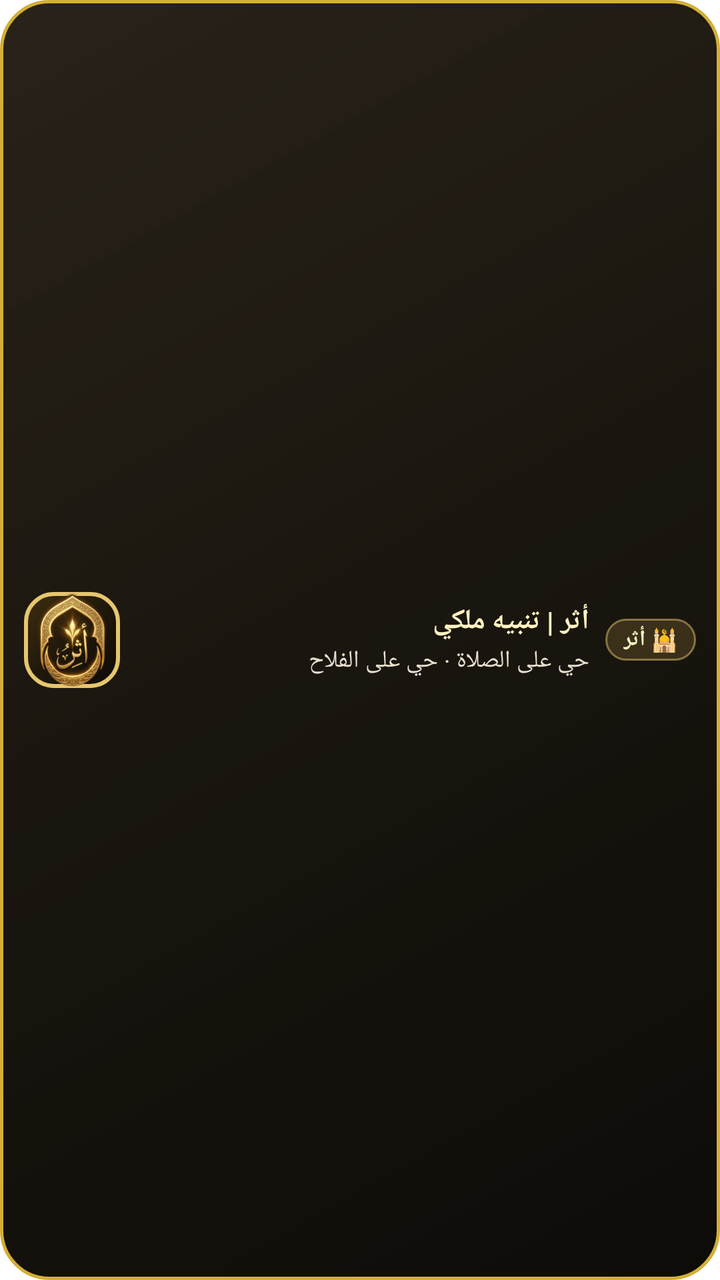
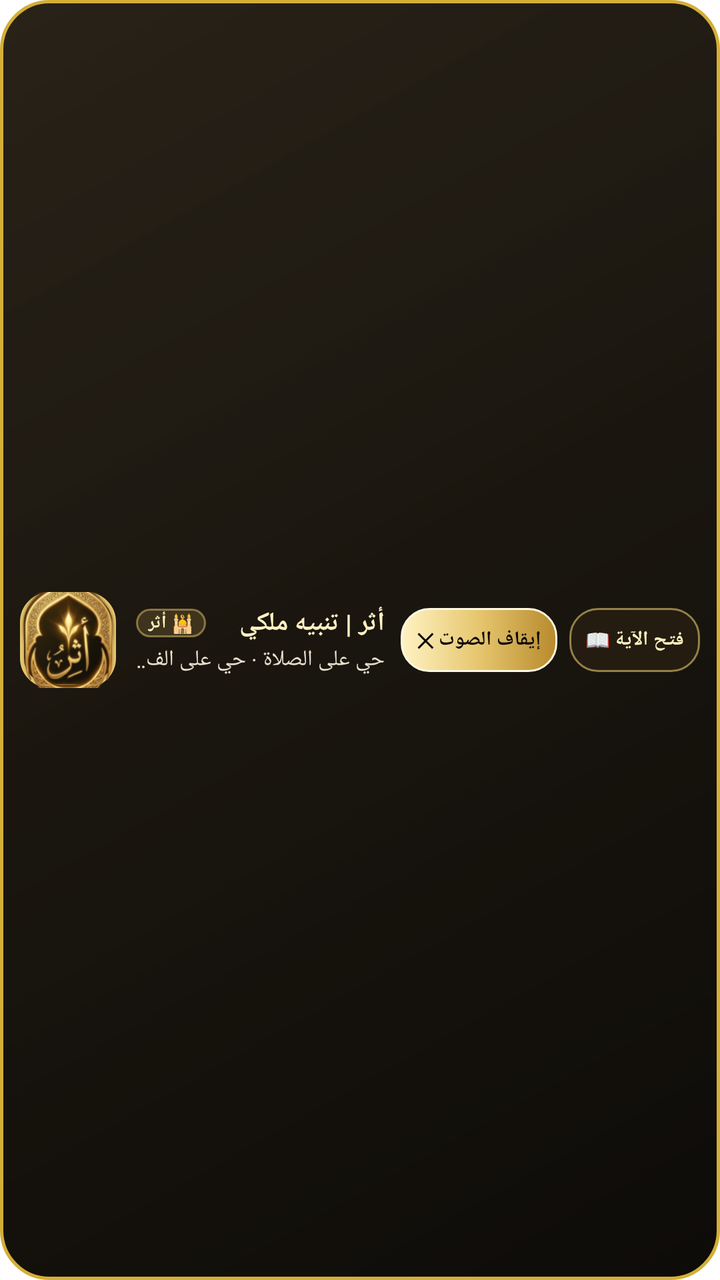

The first picture is an Android layout as it rendered before a commit; the second is the same layout after the commit. The layout source and the unified diff follow.
<!-- AndroidManifest.xml: fallback theme Theme.MaterialComponents.DayNight.NoActionBar -->
<!-- res/layout/notification_royal_collapsed.xml -->
<?xml version="1.0" encoding="utf-8"?>
<LinearLayout xmlns:android="http://schemas.android.com/apk/res/android"
    android:id="@+id/layoutRoyalNotifCollapsed"
    android:layout_width="match_parent"
    android:layout_height="72dp"
    android:background="@drawable/royal_overlay_card_bg"
    android:gravity="center_vertical"
    android:orientation="horizontal"
    android:paddingStart="12dp"
    android:paddingEnd="12dp"
    android:paddingTop="6dp"
    android:paddingBottom="6dp">

    
    <FrameLayout
        android:layout_width="48dp"
        android:layout_height="48dp"
        android:layout_gravity="center_vertical"
        android:background="@drawable/royal_logo_frame_bg"
        android:padding="0dp">

        <ImageView
            android:id="@+id/ivNotifLogo"
            android:layout_width="match_parent"
            android:layout_height="match_parent"
            android:contentDescription="شعار أثر الملكي"
            android:scaleType="fitCenter"
            android:src="@drawable/icon_logo" />
    </FrameLayout>

    
    <LinearLayout
        android:layout_width="0dp"
        android:layout_height="wrap_content"
        android:layout_marginStart="12dp"
        android:layout_marginEnd="8dp"
        android:layout_weight="1"
        android:orientation="vertical">

        <TextView
            android:id="@+id/tvNotifTitle"
            android:layout_width="match_parent"
            android:layout_height="wrap_content"
            android:ellipsize="end"
            android:maxLines="1"
            android:text="أثر | تنبيه ملكي"
            android:textColor="#FFF2C2"
            android:textSize="14sp"
            android:textStyle="bold" />

        <TextView
            android:id="@+id/tvNotifBody"
            android:layout_width="match_parent"
            android:layout_height="wrap_content"
            android:layout_marginTop="2dp"
            android:ellipsize="end"
            android:maxLines="1"
            android:text="حي على الصلاة · حي على الفلاح"
            android:textColor="#E8E0CE"
            android:textSize="12sp" />
    </LinearLayout>

    
    <TextView
        android:id="@+id/tvNotifBadge"
        android:layout_width="wrap_content"
        android:layout_height="wrap_content"
        android:layout_gravity="center_vertical"
        android:background="@drawable/royal_badge_bg"
        android:paddingHorizontal="9dp"
        android:paddingVertical="3dp"
        android:text="🕌 أثر"
        android:textColor="#FFF2C2"
        android:textSize="11sp"
        android:textStyle="bold" />

</LinearLayout>
<!-- resources referenced by this layout -->
<resources>
  <!-- drawable icon_logo: png bitmap (drawable, 35975 bytes) -->
  <!-- drawable royal_badge_bg (drawable) -->
  <?xml version="1.0" encoding="utf-8"?>
  <shape xmlns:android="http://schemas.android.com/apk/res/android"
      android:shape="rectangle">
      <solid android:color="#33C8A24A" />
      <corners android:radius="10dp" />
      <stroke
          android:width="1dp"
          android:color="#80E6C66E" />
  </shape>
  <!-- drawable royal_logo_frame_bg (drawable) -->
  <?xml version="1.0" encoding="utf-8"?>
  <shape xmlns:android="http://schemas.android.com/apk/res/android"
      android:shape="rectangle">
      <gradient
          android:angle="315"
          android:startColor="#3E2E10"
          android:centerColor="#1F180B"
          android:endColor="#0D0B07"
          android:type="linear" />
      <corners android:radius="14dp" />
      <stroke
          android:width="2dp"
          android:color="#E6C66E" />
  </shape>
  <!-- drawable royal_overlay_card_bg (drawable) -->
  <?xml version="1.0" encoding="utf-8"?>
  <shape xmlns:android="http://schemas.android.com/apk/res/android"
      android:shape="rectangle">
      <gradient
          android:angle="315"
          android:startColor="#F41F180E"
          android:centerColor="#F8130F08"
          android:endColor="#FA090704"
          android:type="linear" />
      <corners android:radius="24dp" />
      <stroke
          android:width="1.8dp"
          android:color="#D4AF37" />
  </shape>
</resources>

<!-- the commit's change to res/layout/notification_royal_collapsed.xml (unified diff, before → after) -->
@@ -6,8 +6,8 @@
     android:background="@drawable/royal_overlay_card_bg"
     android:gravity="center_vertical"
     android:orientation="horizontal"
-    android:paddingStart="12dp"
-    android:paddingEnd="12dp"
+    android:paddingStart="10dp"
+    android:paddingEnd="10dp"
     android:paddingTop="6dp"
     android:paddingBottom="6dp">
 
@@ -23,8 +23,9 @@
             android:id="@+id/ivNotifLogo"
             android:layout_width="match_parent"
             android:layout_height="match_parent"
+            android:padding="0dp"
             android:contentDescription="شعار أثر الملكي"
-            android:scaleType="fitCenter"
+            android:scaleType="centerCrop"
             android:src="@drawable/icon_logo" />
     </FrameLayout>
 
@@ -32,22 +33,46 @@
     <LinearLayout
         android:layout_width="0dp"
         android:layout_height="wrap_content"
-        android:layout_marginStart="12dp"
+        android:layout_marginStart="10dp"
         android:layout_marginEnd="8dp"
         android:layout_weight="1"
+        android:gravity="center_vertical"
         android:orientation="vertical">
 
-        <TextView
-            android:id="@+id/tvNotifTitle"
+        
+        <LinearLayout
             android:layout_width="match_parent"
             android:layout_height="wrap_content"
-            android:ellipsize="end"
-            android:maxLines="1"
-            android:text="أثر | تنبيه ملكي"
-            android:textColor="#FFF2C2"
-            android:textSize="14sp"
-            android:textStyle="bold" />
+            android:gravity="center_vertical"
+            android:orientation="horizontal">
 
+            <TextView
+                android:id="@+id/tvNotifBadge"
+                android:layout_width="wrap_content"
+                android:layout_height="wrap_content"
+                android:layout_marginEnd="6dp"
+                android:background="@drawable/royal_badge_bg"
+                android:paddingHorizontal="6dp"
+                android:paddingVertical="1dp"
+                android:text="🕌 أثر"
+                android:textColor="#FFF2C2"
+                android:textSize="9sp"
+                android:textStyle="bold" />
+
+            <TextView
+                android:id="@+id/tvNotifTitle"
+                android:layout_width="0dp"
+                android:layout_height="wrap_content"
+                android:layout_weight="1"
+                android:ellipsize="end"
+                android:maxLines="1"
+                android:text="أثر | تنبيه ملكي"
+                android:textColor="#FFF2C2"
+                android:textSize="13sp"
+                android:textStyle="bold" />
+        </LinearLayout>
+
+        
         <TextView
             android:id="@+id/tvNotifBody"
             android:layout_width="match_parent"
@@ -57,21 +82,43 @@
             android:maxLines="1"
             android:text="حي على الصلاة · حي على الفلاح"
             android:textColor="#E8E0CE"
-            android:textSize="12sp" />
+            android:textSize="11sp" />
     </LinearLayout>
 
     
-    <TextView
-        android:id="@+id/tvNotifBadge"
+    <LinearLayout
         android:layout_width="wrap_content"
         android:layout_height="wrap_content"
         android:layout_gravity="center_vertical"
-        android:background="@drawable/royal_badge_bg"
-        android:paddingHorizontal="9dp"
-        android:paddingVertical="3dp"
-        android:text="🕌 أثر"
-        android:textColor="#FFF2C2"
-        android:textSize="11sp"
-        android:textStyle="bold" />
+        android:gravity="center_vertical"
+        android:orientation="horizontal">
+
+        
+        <TextView
+            android:id="@+id/btn_action_primary"
+            android:layout_width="wrap_content"
+            android:layout_height="32dp"
+            android:layout_marginEnd="6dp"
+            android:background="@drawable/royal_gold_btn_bg"
+            android:gravity="center"
+            android:paddingHorizontal="8dp"
+            android:text="إيقاف الصوت ✕"
+            android:textColor="#080705"
+            android:textSize="10sp"
+            android:textStyle="bold" />
+
+        
+        <TextView
+            android:id="@+id/btn_action_secondary"
+            android:layout_width="wrap_content"
+            android:layout_height="32dp"
+            android:background="@drawable/royal_dark_btn_bg"
+            android:gravity="center"
+            android:paddingHorizontal="8dp"
+            android:text="فتح الآية 📖"
+            android:textColor="#FFF2C2"
+            android:textSize="10sp"
+            android:textStyle="bold" />
+    </LinearLayout>
 
 </LinearLayout>
<!-- resource entries referenced after the edit -->
@@ -11,6 +11,39 @@
           android:width="1dp"
           android:color="#80E6C66E" />
   </shape>
+  <!-- drawable royal_dark_btn_bg (drawable) -->
+  <?xml version="1.0" encoding="utf-8"?>
+  <ripple xmlns:android="http://schemas.android.com/apk/res/android"
+      android:color="#30E6C66E">
+      <item>
+          <shape android:shape="rectangle">
+              <solid android:color="#241C10" />
+              <corners android:radius="14dp" />
+              <stroke
+                  android:width="1dp"
+                  android:color="#99E6C66E" />
+          </shape>
+      </item>
+  </ripple>
+  <!-- drawable royal_gold_btn_bg (drawable) -->
+  <?xml version="1.0" encoding="utf-8"?>
+  <ripple xmlns:android="http://schemas.android.com/apk/res/android"
+      android:color="#40FFFFFF">
+      <item>
+          <shape android:shape="rectangle">
+              <gradient
+                  android:angle="0"
+                  android:startColor="#FFF2C2"
+                  android:centerColor="#E6C66E"
+                  android:endColor="#B88A2D"
+                  android:type="linear" />
+              <corners android:radius="14dp" />
+              <stroke
+                  android:width="1dp"
+                  android:color="#FFF9E2" />
+          </shape>
+      </item>
+  </ripple>
   <!-- drawable royal_logo_frame_bg (drawable) -->
   <?xml version="1.0" encoding="utf-8"?>
   <shape xmlns:android="http://schemas.android.com/apk/res/android"
